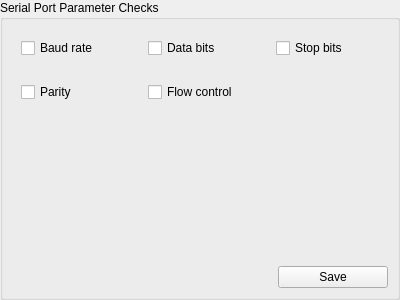
The window that VSPClient/ui/pgchecks.ui (britus/VSPClient) describes before a commit, drawn with Qt 5.
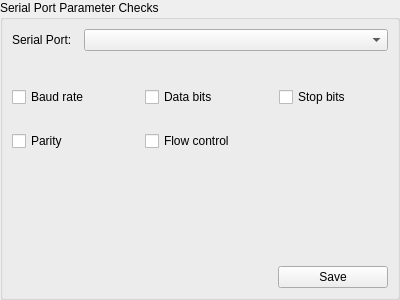
The same window after the commit.

```diff
--- a/VSPClient/ui/pgchecks.ui
+++ b/VSPClient/ui/pgchecks.ui
@@ -34,10 +34,75 @@
      <property name="title">
       <string>Serial Port Parameter Checks</string>
      </property>
-     <layout class="QVBoxLayout" name="verticalLayout_2">
-      <item>
+     <layout class="QGridLayout" name="gridLayout_2">
+      <property name="spacing">
+       <number>12</number>
+      </property>
+      <item row="0" column="0">
+       <widget class="QWidget" name="widget_3" native="true">
+        <property name="sizePolicy">
+         <sizepolicy hsizetype="Expanding" vsizetype="Preferred">
+          <horstretch>0</horstretch>
+          <verstretch>0</verstretch>
+         </sizepolicy>
+        </property>
+        <layout class="QHBoxLayout" name="horizontalLayout_2">
+         <property name="spacing">
+          <number>12</number>
+         </property>
+         <property name="leftMargin">
+          <number>0</number>
+         </property>
+         <property name="topMargin">
+          <number>0</number>
+         </property>
+         <property name="rightMargin">
+          <number>0</number>
+         </property>
+         <property name="bottomMargin">
+          <number>24</number>
+         </property>
+         <item>
+          <widget class="QLabel" name="label">
+           <property name="sizePolicy">
+            <sizepolicy hsizetype="Minimum" vsizetype="Preferred">
+             <horstretch>0</horstretch>
+             <verstretch>0</verstretch>
+            </sizepolicy>
+           </property>
+           <property name="text">
+            <string>Serial Port:</string>
+           </property>
+          </widget>
+         </item>
+         <item>
+          <widget class="QComboBox" name="cbPorts">
+           <property name="sizePolicy">
+            <sizepolicy hsizetype="Expanding" vsizetype="Fixed">
+             <horstretch>0</horstretch>
+             <verstretch>0</verstretch>
+            </sizepolicy>
+           </property>
+          </widget>
+         </item>
+        </layout>
+       </widget>
+      </item>
+      <item row="1" column="0">
        <widget class="QWidget" name="widget_2" native="true">
         <layout class="QGridLayout" name="gridLayout">
+         <property name="leftMargin">
+          <number>0</number>
+         </property>
+         <property name="topMargin">
+          <number>0</number>
+         </property>
+         <property name="rightMargin">
+          <number>0</number>
+         </property>
+         <property name="bottomMargin">
+          <number>0</number>
+         </property>
          <property name="spacing">
           <number>24</number>
          </property>
@@ -79,7 +144,7 @@
         </layout>
        </widget>
       </item>
-      <item>
+      <item row="2" column="0">
        <spacer name="verticalSpacer">
         <property name="orientation">
          <enum>Qt::Vertical</enum>
```
Left out of the diff: 2 changed lines with no effect on the pictures.
